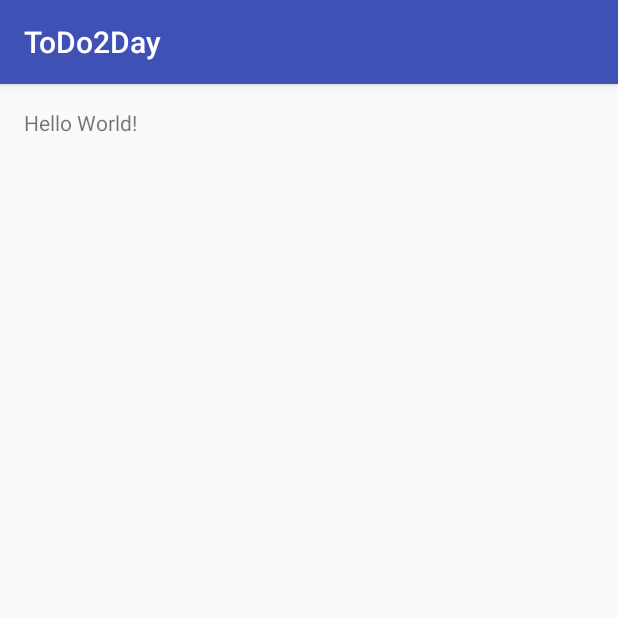
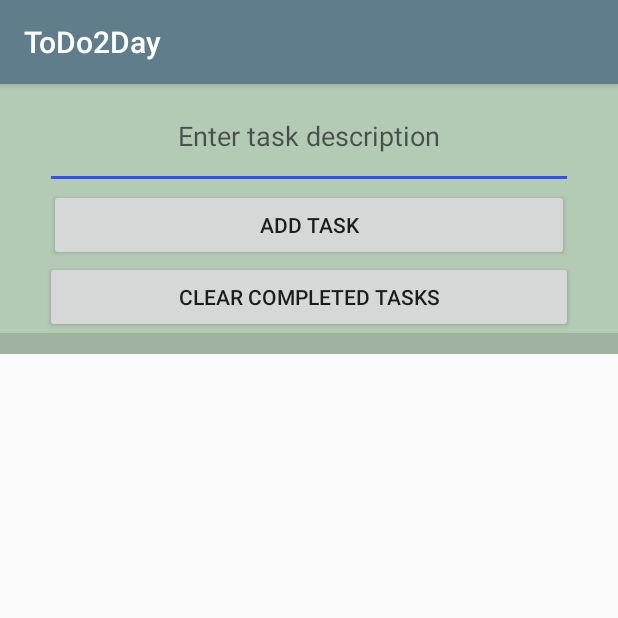
Before and after one commit to KFrederick5/ToDo2Day, an Android app: the screen it shows after launch (MainActivity), on a phone screen of 412 x 824 dp, the top half of it. Run offline under Robolectric (Android 15) with nearby library versions, the phone set to English and light mode, and no system bars.

Commit message:
Added stuff

```diff
--- a/app/src/main/java/edu/orangecoastcollege/cs273/kfrederick5/todo2day/MainActivity.java
+++ b/app/src/main/java/edu/orangecoastcollege/cs273/kfrederick5/todo2day/MainActivity.java
@@ -1,12 +1,23 @@
 package edu.orangecoastcollege.cs273.kfrederick5.todo2day;
 
+import android.os.Bundle;
 import android.support.v7.app.AppCompatActivity;
-import android.os.Bundle;
-import android.util.Log;
+import android.view.View;
+import android.widget.CheckBox;
+import android.widget.EditText;
+import android.widget.ListView;
+import android.widget.Toast;
 
-import java.util.ArrayList;
+import java.util.List;
 
 public class MainActivity extends AppCompatActivity {
+
+    private DBHelper database;
+    private List<Task> taskList;
+    private TaskListAdapter taskListAdapter;
+
+    private EditText taskEditText;
+    private ListView taskListView;
 
     @Override
     protected void onCreate(Bundle savedInstanceState) {
@@ -14,23 +25,96 @@ public class MainActivity extends AppCompatActivity {
         setContentView(R.layout.activity_main);
 
         //TEMP, delete old database then create new
-        this.deleteDatabase(DBHelper.DATABASE_TABLE);
+        //this.deleteDatabase(DBHelper.DATABASE_TABLE);
 
         //Make a DBHelper reference
-        DBHelper taskDB = new DBHelper(this);
+        database = new DBHelper(this);
+
+
+        //database.addTask(new Task("Die", 1));
+
+        // Fill the list with tasks from the database
+        taskList = database.getAllTasks();
+
+        // Create our custom task list adapter
+        // (We want to associate with adapter with context, layout, and list
+        taskListAdapter = new TaskListAdapter(this, R.layout.task_item, taskList);
+
+        //Connect list view with layout
+        taskListView = (ListView) findViewById(R.id.taskListView);
+
+        //Associate adapter with the list view
+        taskListView.setAdapter(taskListAdapter);
+
+        //Connect edit text with our layout
+        taskEditText = (EditText) findViewById(R.id.taskEditText);
 
         // Make a new task and add to the database
-        taskDB.addTask(new Task(1, "Study for CS273 Midterm", 0));
-        taskDB.addTask(new Task(2, "Study for CS200 Test", 0));
-        taskDB.addTask(new Task(3, "Study for Physics 185 Test", 0));
-        taskDB.addTask(new Task(4, "Study for Math 280 Test", 0));
-        taskDB.addTask(new Task(5, "Die", 0));
 
-        // Get all tasks from database and print with Log.i()
+
+
+        /* Get all tasks from database and print with Log.i()
         ArrayList<Task> allTasks = taskDB.getAllTasks();
         // Loop through each task, print to Log.i
         for(Task singleTask : allTasks)
             Log.i("DATABASE TASK", singleTask.toString());
+            */
 
     }
+
+    public void addTask(View v)
+    {
+        String description = taskEditText.getText().toString();
+
+        if(description.isEmpty())
+        {
+            Toast.makeText(this, "Task description cannot be empty, doofus.",
+                    Toast.LENGTH_SHORT).show();
+        }
+        else
+        {
+            // Make new task
+            Task newTask = new Task(description, 0);
+
+            // Add task to the list adapter
+            taskListAdapter.add(newTask);
+
+            // Add task to database
+            database.addTask(newTask);
+
+            taskEditText.setText("");
+        }
+    }
+
+    public void changeTaskStatus(View v)
+    {
+        if(v instanceof CheckBox) {
+            CheckBox selectedCheck = (CheckBox) v;
+            Task selectedTask = (Task) selectedCheck.getTag();
+
+            selectedTask.setIsDone(selectedCheck.isChecked()? 1 : 0);
+
+            //Update it in the database
+            database.updateTask(selectedTask);
+        }
+    }
+
+    public void clearAllTasks(View v)
+    {
+        // Clear completed
+        for(int i = 0; i < taskList.size(); i++) {
+            if (taskList.get(i).getIsDone() == 1)
+            {
+            taskList.remove(i);
+            i--;}
+        }
+        //taskList.clear();
+
+        // Delete all the records (Tasks) in the database
+        database.deleteAllTasks();
+
+
+        //Tell taskListAdapter to update itself
+        taskListAdapter.notifyDataSetChanged();
+    }
 }
--- /dev/null
+++ b/app/src/main/java/edu/orangecoastcollege/cs273/kfrederick5/todo2day/TaskListAdapter.java
@@ -0,0 +1,66 @@
+package edu.orangecoastcollege.cs273.kfrederick5.todo2day;
+
+import android.app.Activity;
+import android.content.Context;
+import android.view.LayoutInflater;
+import android.view.View;
+import android.view.ViewGroup;
+import android.widget.ArrayAdapter;
+import android.widget.CheckBox;
+
+import java.util.ArrayList;
+import java.util.List;
+
+/**
+ * Helper class to provide custom adapter for the <code>Task</code> list.
+ */
+public class TaskListAdapter extends ArrayAdapter<Task> {
+
+    private Context mContext;
+    private List<Task> mTaskList = new ArrayList<>();
+    private int mResourceId;
+
+    private CheckBox mIsDoneCheckBox;
+
+    /**
+     * Creates a new <code>TaskListAdapter</code> given a mContext, resource id and list of tasks.
+     *
+     * @param c The mContext for which the adapter is being used (typically an activity)
+     * @param rId The resource id (typically the layout file name)
+     * @param tasks The list of tasks to display
+     */
+    public TaskListAdapter(Context c, int rId, List<Task> tasks) {
+        super(c, rId, tasks);
+        mContext = c;
+        mResourceId = rId;
+        mTaskList = tasks;
+    }
+
+    /**
+     * Gets the view associated with the layout (sets CheckBox content).
+     * @param pos The position of the Task selected.
+     * @param convertView The converted view.
+     * @param parent The parent - ArrayAdapter
+     * @return The new view with all content (CheckBox) set.
+     */
+    @Override
+    public View getView(int pos, View convertView, ViewGroup parent)
+    {
+        final Task selectedTask = mTaskList.get(pos);
+        LayoutInflater inflater =
+                (LayoutInflater) mContext.getSystemService(Activity.LAYOUT_INFLATER_SERVICE);
+        View view = inflater.inflate(mResourceId, null);
+
+        // Fill check box with text and update status (checked or not)
+        mIsDoneCheckBox = (CheckBox) view.findViewById(R.id.isDoneCheckBox);
+        mIsDoneCheckBox.setText(selectedTask.getDescription());
+        mIsDoneCheckBox.setChecked(selectedTask.getIsDone() == 1);
+
+        // Associate each CheckBox with a specific task
+        // Every view has property called it's tag
+        // Tag is like a locker for one object
+        mIsDoneCheckBox.setTag(selectedTask);
+
+        return view;
+    }
+}
--- a/app/src/main/res/layout/activity_main.xml
+++ b/app/src/main/res/layout/activity_main.xml
@@ -1,17 +1,66 @@
 <?xml version="1.0" encoding="utf-8"?>
-<RelativeLayout xmlns:android="http://schemas.android.com/apk/res/android"
+<LinearLayout
+    xmlns:android="http://schemas.android.com/apk/res/android"
     xmlns:tools="http://schemas.android.com/tools"
     android:id="@+id/activity_main"
     android:layout_width="match_parent"
     android:layout_height="match_parent"
-    android:paddingBottom="@dimen/activity_vertical_margin"
-    android:paddingLeft="@dimen/activity_horizontal_margin"
-    android:paddingRight="@dimen/activity_horizontal_margin"
-    android:paddingTop="@dimen/activity_vertical_margin"
-    tools:context="edu.orangecoastcollege.cs273.kfrederick5.todo2day.MainActivity">
+    tools:context="edu.orangecoastcollege.cs273.mpaulding.todo2day.MainActivity"
+    android:orientation="vertical">
 
-    <TextView
+    <RelativeLayout
+        android:id="@+id/relativeLayout1"
         android:layout_width="wrap_content"
         android:layout_height="wrap_content"
-        android:text="Hello World!" />
-</RelativeLayout>
+        android:background="@color/aqua"
+        android:paddingLeft="30dp"
+        android:paddingRight="30dp" >
+
+        <EditText
+            android:id="@+id/taskEditText"
+            android:layout_width="match_parent"
+            android:layout_height="70dp"
+            android:layout_alignParentLeft="true"
+            android:layout_alignParentTop="true"
+            android:ems="10"
+            android:gravity="center_horizontal|center_vertical"
+            android:hint="@string/task" >
+
+            <requestFocus />
+        </EditText>
+
+        <Button
+            android:id="@+id/addTaskButton"
+            android:layout_width="match_parent"
+            android:layout_height="wrap_content"
+            android:layout_below="@+id/taskEditText"
+            android:layout_centerHorizontal="true"
+            android:layout_marginRight="5dp"
+            android:text="@string/add"
+            android:onClick="addTask"/>
+
+        <Button
+            android:id="@+id/clearAllTasksButton"
+            android:layout_width="match_parent"
+            android:layout_height="wrap_content"
+            android:layout_below="@+id/addTaskButton"
+            android:layout_centerHorizontal="true"
+            android:onClick="clearAllTasks"
+            android:text="@string/delete" />
+
+    </RelativeLayout>
+
+    <ListView
+        android:id="@+id/taskListView"
+        android:layout_width="match_parent"
+        android:layout_height="wrap_content"
+        android:layout_alignParentLeft="true"
+        android:layout_below="@+id/relativeLayout1"
+        android:background="@color/dark_aqua"
+        android:paddingBottom="4dp"
+        android:paddingLeft="30dp"
+        android:paddingRight="30dp"
+        android:paddingTop="10dp" >
+
+    </ListView>
+</LinearLayout>
--- a/app/src/main/res/values/colors.xml
+++ b/app/src/main/res/values/colors.xml
@@ -1,8 +1,8 @@
 <?xml version="1.0" encoding="utf-8"?>
 <resources>
-    <color name="colorPrimary">#3F51B5</color>
-    <color name="colorPrimaryDark">#303F9F</color>
-    <color name="colorAccent">#FF4081</color>
+    <color name="colorPrimary">#607d8b</color>
+    <color name="colorPrimaryDark">#455a64</color>
+    <color name="colorAccent">#304ffe</color>
     <color name="yellow">#fffffba1</color>
     <color name="aqua">#B3CAB5</color>
     <color name="cream">#c2d5da</color>
--- a/app/src/main/res/values/strings.xml
+++ b/app/src/main/res/values/strings.xml
@@ -2,6 +2,6 @@
     <string name="app_name">ToDo2Day</string>
     <string name="add">Add Task</string>
     <string name="task">Enter task description</string>
-    <string name="delete">Clear all Tasks</string>
+    <string name="delete">Clear Completed Tasks</string>
     <string name="desc">Description</string>
 </resources>
```
Also changed, not shown: app/src/main/java/edu/orangecoastcollege/cs273/kfrederick5/todo2day/DBHelper.java (+32 -2 lines), app/src/main/java/edu/orangecoastcollege/cs273/kfrederick5/todo2day/Task.java (+6 -5 lines), app/src/main/res/layout/task_item.xml (added, +17 -0 lines).
